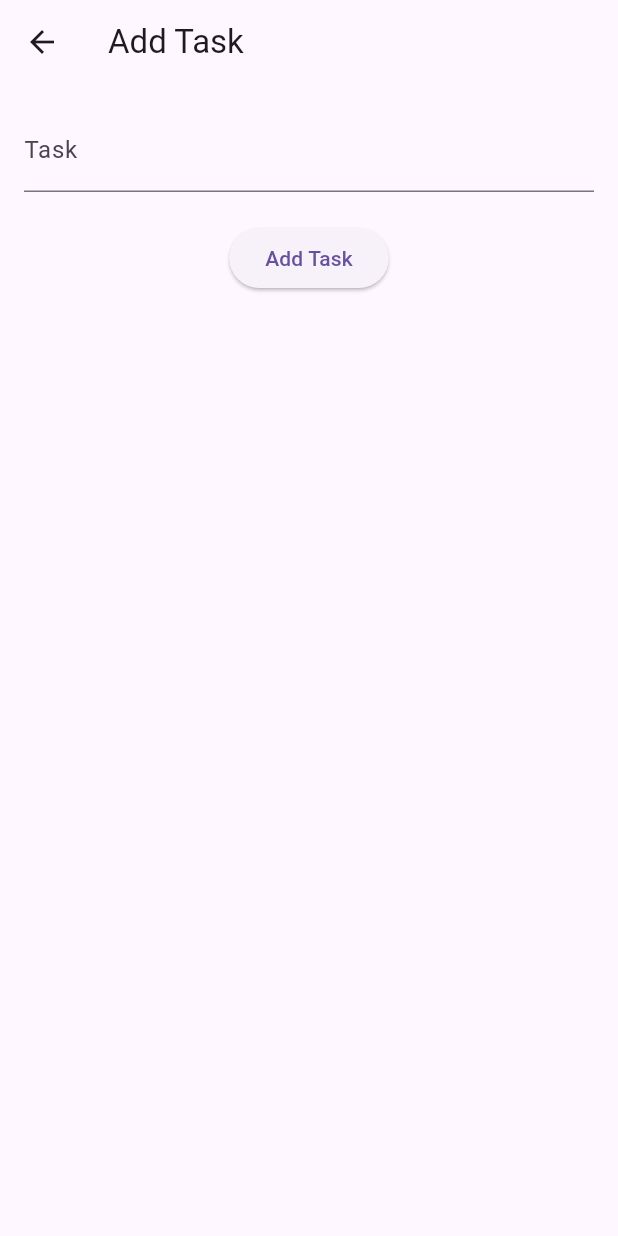
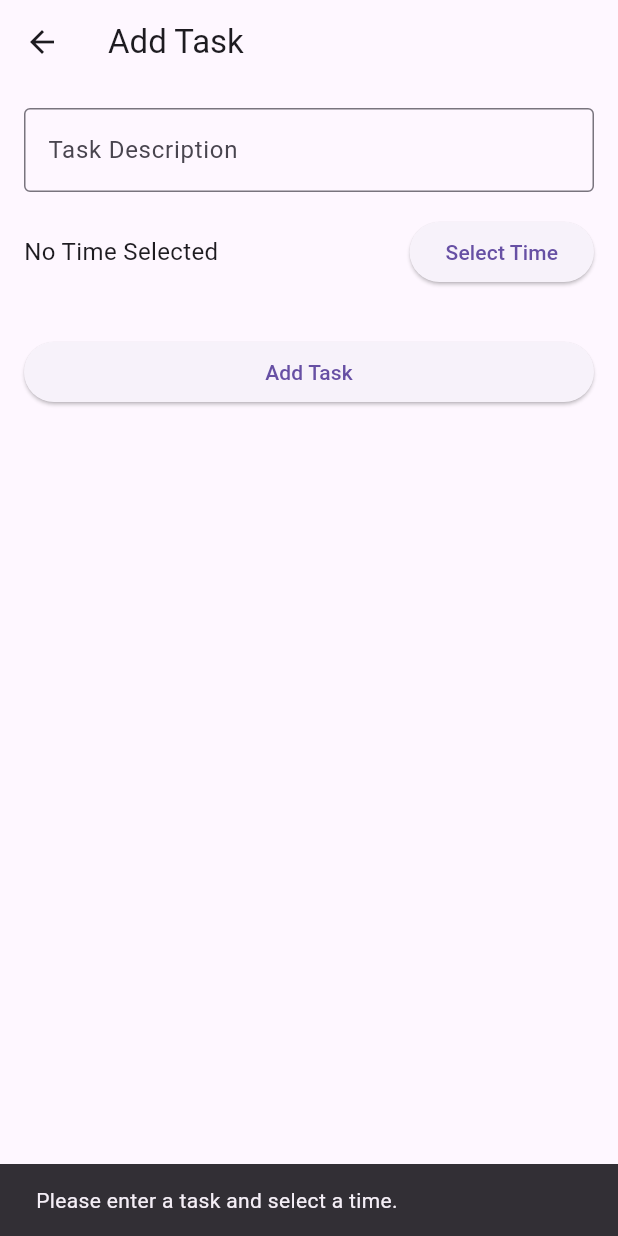
Before and after one commit to lukemifsud/cpd_home, a Flutter app: the AddTaskScreen screen opened by its route, after a tap on "Add Task", on a phone screen of 412 x 824 dp. Run offline on Flutter 3.47's test engine with Material 3 defaults, Android fonts, the light colour scheme and no system bars; our stand-ins replace firebase_core, firebase_database; accounts and stored records are empty.

Commit message:
Firebase Realtime working and added time slot

```diff
--- a/lib/screens/add_task_screen.dart
+++ b/lib/screens/add_task_screen.dart
@@ -10,12 +10,60 @@ class AddTaskScreen extends StatefulWidget {
 
 class _AddTaskScreenState extends State<AddTaskScreen> {
   final TextEditingController _taskController = TextEditingController();
+  TimeOfDay? _timeOfDay;
 
-  //reference to firebase database
-  final DatabaseReference _tasksRef = FirebaseDatabase.instance.ref('tasks');
+  Future<void> _selectTime(BuildContext context) async {
+    final TimeOfDay? picked = await showTimePicker(
+      context: context,
+      initialTime: _timeOfDay ?? TimeOfDay.now(),
+    );
+    if (picked != null && picked != _timeOfDay) {
+      setState(() {
+        _timeOfDay = picked;
+      });
+    }
+  }
+
+  // Using callbacks instead of async/await
+  void _addTask() {
+    final String taskText = _taskController.text.trim();
+    if (taskText.isEmpty || _timeOfDay == null) {
+      ScaffoldMessenger.of(context).showSnackBar(
+        const SnackBar(content: Text('Please enter a task and select a time.')),
+      );
+      return;
+    }
+
+    final String formattedTime = _timeOfDay!.format(context);
+
+    final Map<String, dynamic> taskData = {
+      'description': taskText,
+      'time': formattedTime,
+      'createdAt': DateTime.now().toIso8601String(),
+    };
+
+    final DatabaseReference tasksRef = FirebaseDatabase.instance.ref('tasks');
+
+    // .then(...) handles success; .catchError(...) handles failure
+    tasksRef.push().set(taskData).then((_) {
+      // Check if widget is still mounted
+      if (!mounted) return;
+
+      ScaffoldMessenger.of(context).showSnackBar(
+        const SnackBar(content: Text('Task added successfully!')),
+      );
+      Navigator.pop(context);
+    }).catchError((error) {
+      if (!mounted) return;
+
+      ScaffoldMessenger.of(context).showSnackBar(
+        SnackBar(content: Text('Error adding task: $error')),
+      );
+    });
+  }
 
   @override
-  Widget build(BuildContext context){
+  Widget build(BuildContext context) {
     return Scaffold(
       appBar: AppBar(
         title: const Text('Add Task'),
@@ -26,26 +74,39 @@ class _AddTaskScreenState extends State<AddTaskScreen> {
           children: [
             TextField(
               controller: _taskController,
-              decoration: const InputDecoration
-              (labelText: 'Task'),
+              decoration: const InputDecoration(
+                labelText: 'Task Description',
+                border: OutlineInputBorder(),
+              ),
             ),
-            const SizedBox(height: 20),
-            ElevatedButton(
-              onPressed: () {
-                 final taskText = _taskController.text.trim();
-                 if (taskText.isNotEmpty) {
-
-                  Navigator.pop(context);
-
-                  _tasksRef.push().set(taskText);
-                }
-              },
-              child: const Text('Add Task'),
+            const SizedBox(height: 16),
+            Row(
+              children: [
+                Expanded(
+                  child: Text(
+                    _timeOfDay == null
+                        ? 'No Time Selected'
+                        : 'Time: ${_timeOfDay!.format(context)}',
+                    style: const TextStyle(fontSize: 16),
+                  ),
+                ),
+                ElevatedButton(
+                  onPressed: () => _selectTime(context),
+                  child: const Text('Select Time'),
+                ),
+              ],
+            ),
+            const SizedBox(height: 32),
+            SizedBox(
+              width: double.infinity,
+              child: ElevatedButton(
+                onPressed: _addTask,
+                child: const Text('Add Task'),
+              ),
             ),
           ],
         ),
       ),
     );
-
   }
 }
--- a/pubspec.yaml
+++ b/pubspec.yaml
@@ -10,7 +10,8 @@ dependencies:
   flutter:
     sdk: flutter
   firebase_core: ^2.14.0
-  firebase_database: ^10.1.2
+  firebase_database: ^10.5.7
+  cloud_firestore: ^4.7.1
 
 dev_dependencies:
   flutter_test:
```
Also changed, not shown: lib/firebase_options.dart, pubspec.lock, 3 other files.
